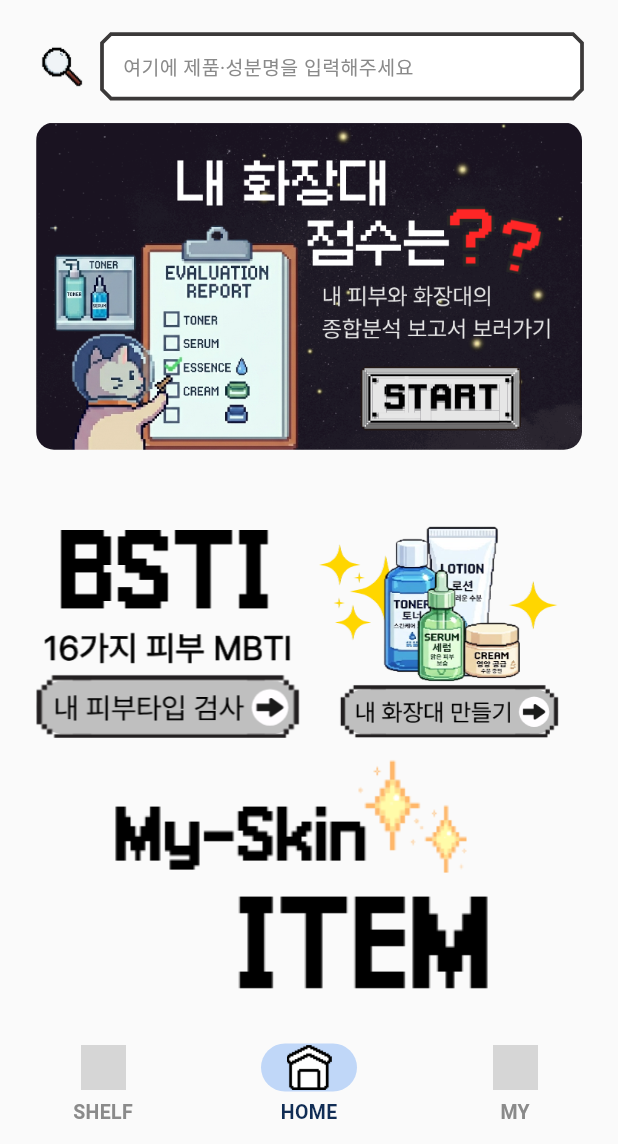
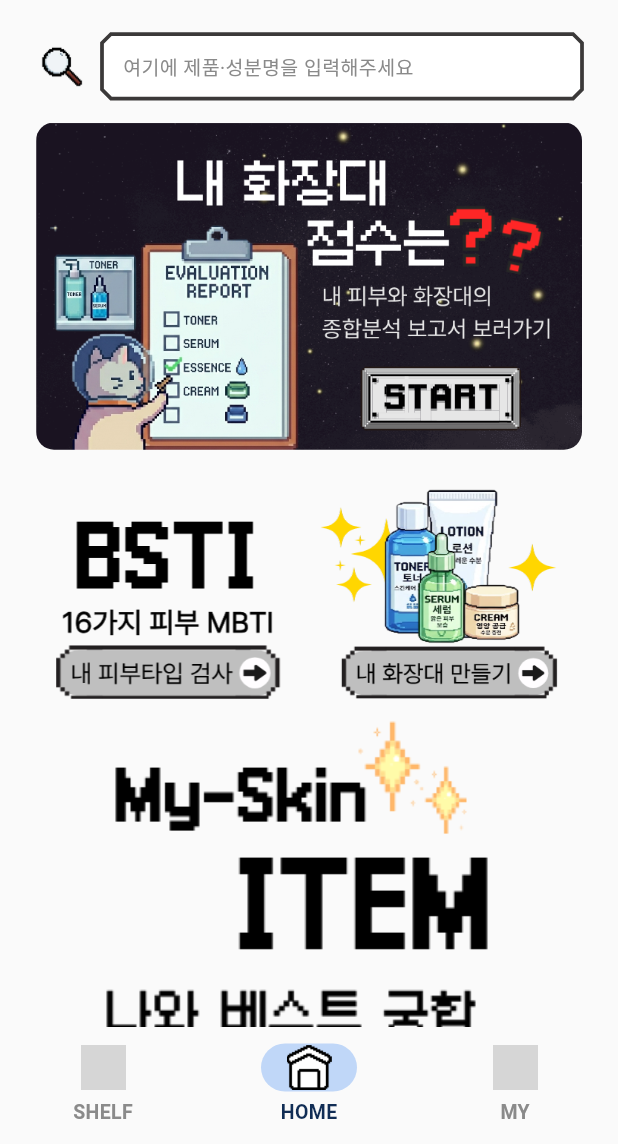
Before and after one commit to cosmos-incicrew/cosmos_client, a Flutter app: the HomeScreen screen opened by its route, on a phone screen of 412 x 824 dp, the part 92-1236 px from its top. Run offline on Flutter 3.47's test engine with Material 3 defaults, Android fonts, the phone set to English and light mode, and no system bars; our stand-ins replace dio, flutter_riverpod, flutter_secure_storage, go_router, google_sign_in, hive_flutter and 1 more; accounts and stored records are empty; Roboto replaces fonts that are missing (Galmuri11, Pretendard); grey boxes are pictures that could not be loaded.

Commit message:
feat(home): 1행 버튼 높이 150 통일 + 하단 기준 정렬
새 이미지 두 장의 비율이 달라(BSTI 정사각 1.00, 화장대 가로형 1.16)
같은 폭에서 높이가 어긋났다 — 같은 높이 상자(150)에 하단 기준으로
이미지를 맞춘다 (_ImageButton height 옵션).

Co-Authored-By: Claude Fable 5 <noreply@anthropic.com>

```diff
--- a/lib/features/home/presentation/screens/home_screen.dart
+++ b/lib/features/home/presentation/screens/home_screen.dart
@@ -125,6 +125,8 @@ class HomeScreen extends StatelessWidget {
               child: _ImageButton(
                 asset: AppAssets.homeBsti,
                 label: 'BSTI 피부타입 검사',
+                // 옆 버튼과 비율이 달라도 같은 높이·하단선.
+                height: 150,
                 onTap: () => context.push('/bsti'),
               ),
             ),
@@ -133,6 +135,7 @@ class HomeScreen extends StatelessWidget {
               child: _ImageButton(
                 asset: AppAssets.homeShelf,
                 label: '내 화장대 만들기',
+                height: 150,
                 // 화장대(담은 리스트)로. 담기는 거기 검색창에서 한다.
                 onTap: () => context.go('/shelf'),
               ),
@@ -165,6 +168,7 @@ class _ImageButton extends StatefulWidget {
     required this.onTap,
     this.hoverAsset,
     this.borderRadius,
+    this.height,
   });
 
   final String asset;
@@ -180,6 +184,10 @@ class _ImageButton extends StatefulWidget {
 
   /// 이미지 모서리를 둥글게 자를 때 (원본 PNG 가 각져 있을 때).
   final BorderRadius? borderRadius;
+
+  /// 지정하면 이 높이 상자에 **하단 기준**으로 이미지를 맞춘다 —
+  /// 비율이 다른 이미지들(정사각 vs 가로형)의 높이·하단선을 통일할 때.
+  final double? height;
 
   @override
   State<_ImageButton> createState() => _ImageButtonState();
@@ -215,7 +223,9 @@ class _ImageButtonState extends State<_ImageButton> {
             duration: const Duration(milliseconds: 120),
             curve: Curves.easeOut,
             // 두 장을 겹쳐두고 투명도만 바꾼다 — 첫 호버에 로딩 깜빡임이 없다.
-            child: ClipRRect(
+            child: SizedBox(
+              height: widget.height,
+              child: ClipRRect(
                 borderRadius: widget.borderRadius ?? BorderRadius.zero,
                 child: Stack(
                 alignment: Alignment.center,
@@ -225,6 +235,9 @@ class _ImageButtonState extends State<_ImageButton> {
                     child: Image.asset(
                       widget.asset,
                       fit: BoxFit.contain,
+                      alignment: widget.height != null
+                          ? Alignment.bottomCenter
+                          : Alignment.center,
                       errorBuilder: (_, __, ___) => Container(
                         height: 100,
                         decoration: BoxDecoration(
@@ -247,6 +260,9 @@ class _ImageButtonState extends State<_ImageButton> {
                         child: Image.asset(
                           widget.hoverAsset!,
                           fit: BoxFit.contain,
+                          alignment: widget.height != null
+                              ? Alignment.bottomCenter
+                              : Alignment.center,
                           // 호버 이미지가 아직 없으면 조용히 기본 유지.
                           errorBuilder: (_, __, ___) =>
                               const SizedBox.shrink(),
@@ -257,6 +273,7 @@ class _ImageButtonState extends State<_ImageButton> {
                 ),
               ),
             ),
+            ),
           ),
       ),
     );
```
Also changed, not shown: assets/images/20.png (added).
